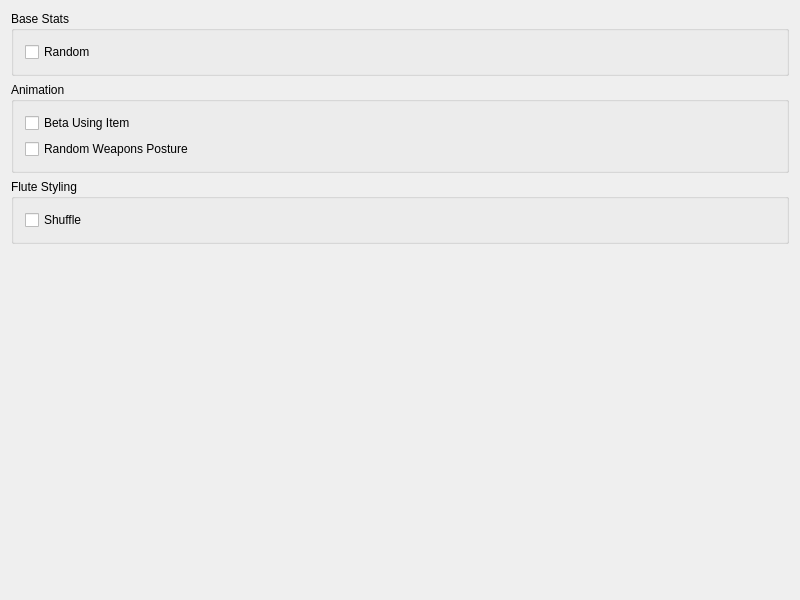
First picture: the form in src/FrontendQt/LevantWidget.ui, repository Meos4/Jade-Cocoon-Randomizer, before the edit.
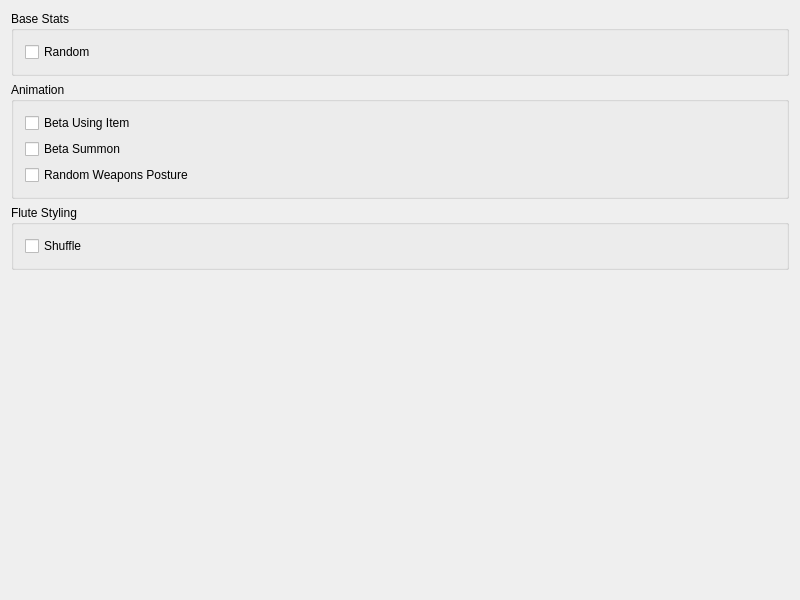
Second picture: the form after the edit.

Commit message: Add Beta Summon Animation feature

Diff of the .ui file:
```diff
--- a/src/FrontendQt/LevantWidget.ui
+++ b/src/FrontendQt/LevantWidget.ui
@@ -27,6 +27,13 @@
         </property>
        </widget>
       </item>
+      <item>
+       <widget class="QCheckBox" name="animationBetaSummon">
+        <property name="text">
+         <string>Beta Summon</string>
+        </property>
+       </widget>
+      </item>
       <item>
        <widget class="QCheckBox" name="animationRandomWeaponsPosture">
         <property name="text">
```
The commit also changes 8 other files.
